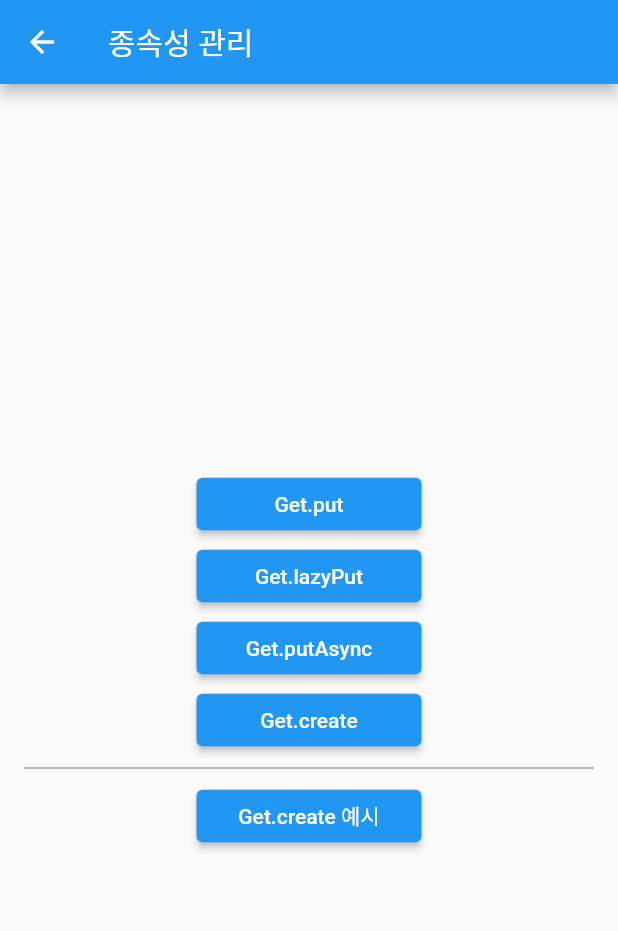
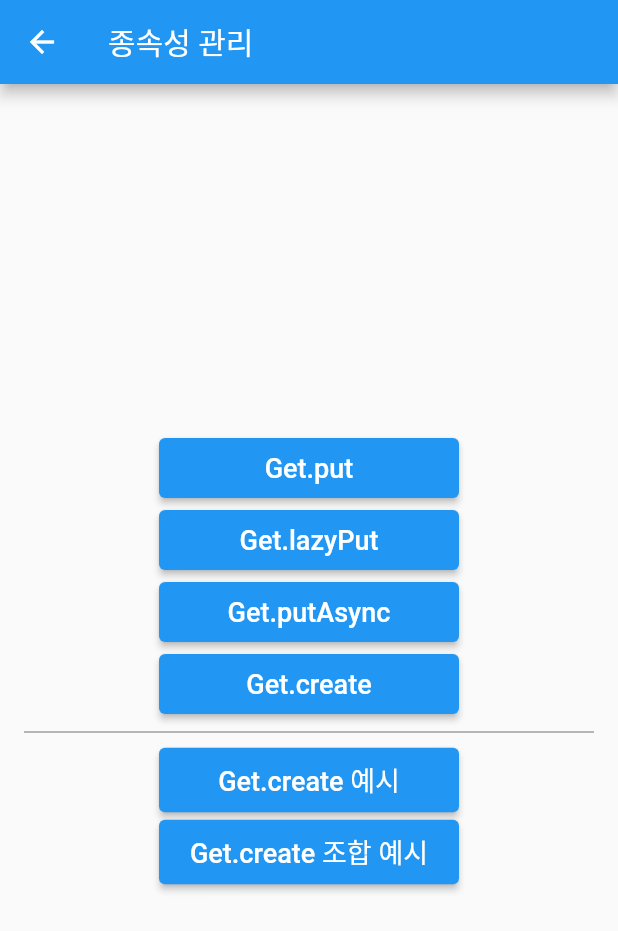
Before and after one commit to mike-bskim/getx_test, a Flutter app: the screen it shows after launch, after a tap on "Dependency injection 예시", on a phone screen of 412 x 824 dp. Shown: the top 931 px of the screen. Run offline on Flutter 3.47's test engine with Material 2 defaults, Android fonts, the phone set to English and light mode, and no system bars; our stand-ins replace get.

Commit message:
16_Get_create_example3

```diff
--- /dev/null
+++ b/lib/src/binding/cart_binding.dart
@@ -0,0 +1,38 @@
+import 'package:get/get.dart';
+
+import '../controller/cart_get_builder_controller.dart';
+import '../controller/cart_get_builder_item_controller.dart';
+import '../controller/cart_get_stateless_controller.dart';
+import '../controller/cart_get_stateless_item_controller.dart';
+import '../controller/cart_get_widget_controller.dart';
+import '../controller/cart_get_widget_item_controller.dart';
+
+class GetBuilderBinding implements Bindings {
+  @override
+  void dependencies() {
+    // total by get.put
+    Get.put(CartGetBuilderController());
+    // each count by get.create
+    Get.create(() => CartGetBuilderItemController());
+  }
+}
+
+class GetStatelessBinding implements Bindings {
+  @override
+  void dependencies() {
+    // total by get.put
+    Get.put(CartGetStatelessController());
+    // each count by get.create
+    Get.create(() => CartGetStatelessItemController());
+  }
+}
+
+class GetWidgetBinding implements Bindings {
+  @override
+  void dependencies() {
+    // total by get.put
+    Get.put(CartGetWidgetController());
+    // each count by get.create
+    Get.create(() => CartGetWidgetItemController());
+  }
+}
--- a/lib/src/home.dart
+++ b/lib/src/home.dart
@@ -13,9 +13,12 @@ class Home extends StatelessWidget {
   @override
   Widget build(BuildContext context) {
     ButtonStyle elevatedButtonStyle =
-        ElevatedButton.styleFrom(minimumSize: const Size(280.0, 35.0));
+        ElevatedButton.styleFrom(minimumSize: const Size(330.0, 40.0));
+
     Divider divider = const Divider(
-        height: 8, thickness: 1, indent: 16, endIndent: 16, color: Colors.grey);
+        height: 16, thickness: 1, indent: 16, endIndent: 16, color: Colors.grey);
+
+    TextStyle textStyle = const TextStyle(fontSize: 18);
 
     return Scaffold(
       appBar: AppBar(
@@ -27,7 +30,7 @@ class Home extends StatelessWidget {
           children: [
             ElevatedButton(
               style: elevatedButtonStyle,
-              child: const Text("단순 페이지 라우팅"),
+              child: Text("단순 페이지 라우팅", style: textStyle),
               onPressed: () {
                 // Navigator.of(context).push(MaterialPageRoute(
                 //   builder: (BuildContext context) => const FirstPage(),
@@ -37,7 +40,7 @@ class Home extends StatelessWidget {
             ),
             ElevatedButton(
               style: elevatedButtonStyle,
-              child: const Text("named 페이지 라우팅"),
+              child: Text("named 페이지 라우팅", style: textStyle),
               onPressed: () {
                 // Navigator.of(context).pushNamed("/first-named");
                 Get.toNamed("first-named");
@@ -45,7 +48,7 @@ class Home extends StatelessWidget {
             ),
             ElevatedButton(
               style: elevatedButtonStyle,
-              child: const Text("Arguments 로 데이터 보내기 : Flutter"),
+              child: Text("Arguments 로 데이터 보내기 : Flutter", style: textStyle),
               onPressed: () {
                 // 문자열, 숫자 전달 가능
                 // Get.to(const ArgumentPage(), arguments: "Flutter");
@@ -60,7 +63,7 @@ class Home extends StatelessWidget {
             ),
             ElevatedButton(
               style: elevatedButtonStyle,
-              child: const Text("URL Parameters 로 데이터 보내기"),
+              child: Text("URL Parameters 로 데이터 보내기", style: textStyle),
               onPressed: () {
                 Get.toNamed("/user/1424?name=Flutter&age=22");
               },
@@ -68,14 +71,14 @@ class Home extends StatelessWidget {
             divider,
             ElevatedButton(
               style: elevatedButtonStyle,
-              child: const Text("단순 상태관리"),
+              child: Text("단순 상태관리", style: textStyle),
               onPressed: () {
                 Get.to(() => const SimpleStateManagePage());
               },
             ),
             ElevatedButton(
               style: elevatedButtonStyle,
-              child: const Text("반응형 상태관리"),
+              child: Text("반응형 상태관리", style: textStyle),
               onPressed: () {
                 Get.to(() => const ReactiveStateManagePage());
               },
@@ -83,14 +86,14 @@ class Home extends StatelessWidget {
             divider,
             ElevatedButton(
               style: elevatedButtonStyle,
-              child: const Text("Dependency injection 예시"),
+              child: Text("Dependency injection 예시", style: textStyle),
               onPressed: () {
                 Get.to(() => const DependencyManagePage());
               },
             ),
             ElevatedButton(
               style: elevatedButtonStyle,
-              child: const Text("Binding 예시"),
+              child: Text("Binding 예시", style: textStyle),
               onPressed: () {
                 Get.toNamed('/binding');
               },
@@ -98,9 +101,9 @@ class Home extends StatelessWidget {
             divider,
             ElevatedButton(
               style: elevatedButtonStyle,
-              child: const Text("GetX Service 예시"),
+              child: Text("GetX Service 예시", style: textStyle),
               onPressed: () {
-                Get.to(()=> const GetXServicePage());
+                Get.to(() => const GetXServicePage());
               },
             ),
           ],
--- a/lib/src/pages/shopping/shopping_item.dart
+++ b/lib/src/pages/create_sample/shopping/shopping_item.dart
@@ -1,7 +1,7 @@
 import 'package:flutter/material.dart';
 import 'package:get/get.dart';
 
-import '../../controller/shopping_controller.dart';
+import '../../../controller/shopping_controller.dart';
 
 class ShoppingItem extends StatelessWidget {
   final String item;
--- a/lib/src/pages/shopping/shopping_page.dart
+++ b/lib/src/pages/create_sample/shopping/shopping_page.dart
@@ -1,7 +1,7 @@
 import 'package:flutter/material.dart';
 import 'package:get/get.dart';
 
-import '../../controller/shopping_controller.dart';
+import '../../../controller/shopping_controller.dart';
 import 'shopping_item.dart';
 
 class ShoppingPage extends StatelessWidget {
--- a/lib/src/pages/dependencys/dependency_manage_page.dart
+++ b/lib/src/pages/dependencys/dependency_manage_page.dart
@@ -2,12 +2,13 @@ import 'dart:async';
 
 import 'package:flutter/material.dart';
 import 'package:get/get.dart';
-import 'package:getx_test/src/binding/shopping_binding.dart';
-import 'package:getx_test/src/pages/shopping/shopping_page.dart';
+import 'package:getx_test/src/pages/create_sample/cart/cart_page.dart';
+import '../../binding/shopping_binding.dart';
 import '../../controller/dependency_controller.dart';
 import '../../pages/dependencys/get_lazyput.dart';
 import '../../pages/dependencys/get_put.dart';
 import '../../pages/dependencys/get_putasync.dart';
+import '../create_sample/shopping/shopping_page.dart';
 import 'get_create.dart';
 
 class DependencyManagePage extends StatelessWidget {
@@ -15,14 +16,18 @@ class DependencyManagePage extends StatelessWidget {
 
   @override
   Widget build(BuildContext context) {
-    ButtonStyle elevatedButtonStyle =
-        ElevatedButton.styleFrom(minimumSize: const Size(150.0, 35.0));
+    ButtonStyle elevatedButtonStyle = ElevatedButton.styleFrom(
+        minimumSize: const Size(200.0, 40.0),
+        padding: const EdgeInsets.symmetric(vertical: 8));
+
     Divider divider = const Divider(
         height: 16,
         thickness: 1,
         indent: 16,
         endIndent: 16,
         color: Colors.grey);
+
+    TextStyle textStyle = const TextStyle(fontSize: 18);
 
     return Scaffold(
       appBar: AppBar(
@@ -34,7 +39,7 @@ class DependencyManagePage extends StatelessWidget {
           children: [
             ElevatedButton(
               style: elevatedButtonStyle,
-              child: const Text("Get.put"),
+              child: Text("Get.put", style: textStyle),
               onPressed: () {
                 Get.to(
                   () => const GetPut(),
@@ -47,7 +52,7 @@ class DependencyManagePage extends StatelessWidget {
             ),
             ElevatedButton(
               style: elevatedButtonStyle,
-              child: const Text("Get.lazyPut"),
+              child: Text("Get.lazyPut", style: textStyle),
               onPressed: () {
                 Get.to(
                   () => const GetLazyPut(),
@@ -61,7 +66,7 @@ class DependencyManagePage extends StatelessWidget {
             ),
             ElevatedButton(
               style: elevatedButtonStyle,
-              child: const Text("Get.putAsync"),
+              child: Text("Get.putAsync", style: textStyle),
               onPressed: () {
                 Get.to(
                   () => const GetPutAsync(),
@@ -77,7 +82,7 @@ class DependencyManagePage extends StatelessWidget {
             ),
             ElevatedButton(
               style: elevatedButtonStyle,
-              child: const Text("Get.create"),
+              child: Text("Get.create", style: textStyle),
               onPressed: () {
                 Get.to(
                   () => const GetCreate(),
@@ -93,9 +98,16 @@ class DependencyManagePage extends StatelessWidget {
             divider,
             ElevatedButton(
               style: elevatedButtonStyle,
-              child: const Text("Get.create 예시"),
+              child: Text("Get.create 예시", style: textStyle),
               onPressed: () {
                 Get.to(() => const ShoppingPage(), binding: ShoppingBinding());
+              },
+            ),
+            ElevatedButton(
+              style: elevatedButtonStyle,
+              child: Text("Get.create 조합 예시", style: textStyle),
+              onPressed: () {
+                Get.to(() => const CartPage());
               },
             ),
           ],
```
Also changed, not shown: lib/src/controller/cart_get_builder_controller.dart (added, +10 -0 lines), lib/src/controller/cart_get_builder_item_controller.dart (added, +30 -0 lines), lib/src/controller/cart_get_stateless_controller.dart (added, +10 -0 lines), lib/src/controller/cart_get_stateless_item_controller.dart (added, +28 -0 lines), lib/src/controller/cart_get_widget_controller.dart (added, +10 -0 lines), lib/src/controller/cart_get_widget_item_controller.dart (added, +28 -0 lines), lib/src/pages/create_sample/cart/cart_get_builder_page.dart (added, +97 -0 lines), lib/src/pages/create_sample/cart/cart_get_widget_page.dart (added, +96 -0 lines), lib/src/pages/create_sample/cart/cart_page.dart (added, +69 -0 lines), lib/src/pages/create_sample/cart/cart_stateless_page.dart (added, +102 -0 lines), lib/src/pages/create_sample/cart/조건설명.png (added).
